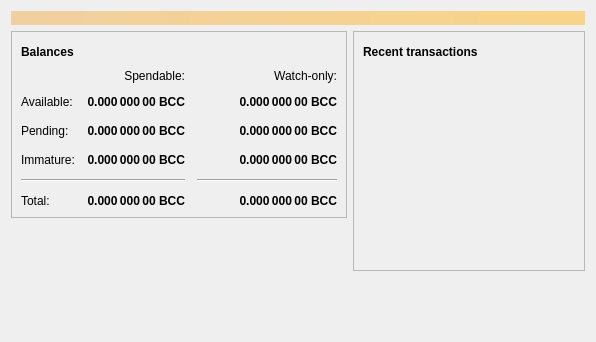
The window that src/qt/forms/overviewpage.ui (BarrelCrudeCoin/BarrelCrudeCoin) describes before a commit, drawn with Qt 5.
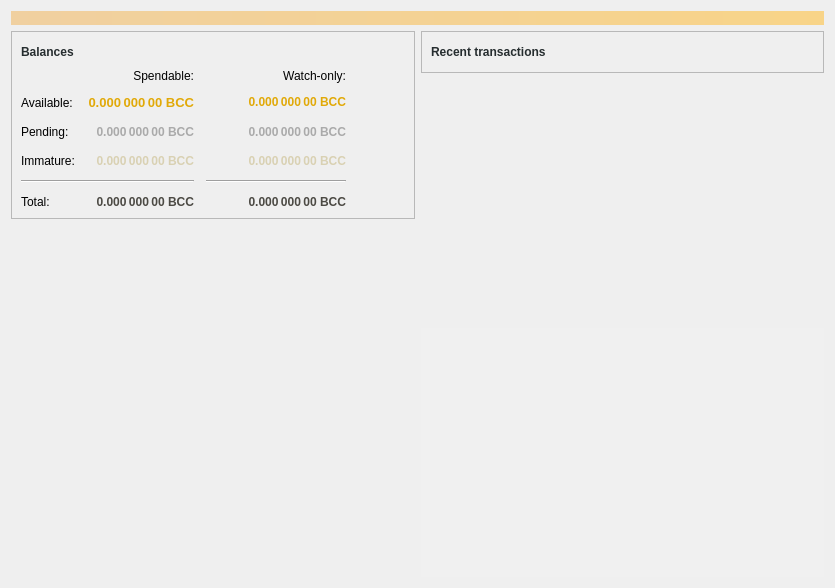
The same window after the commit. Icons and pictures are not drawn.

```diff
--- a/src/qt/forms/overviewpage.ui
+++ b/src/qt/forms/overviewpage.ui
@@ -1,18 +1,36 @@
 <?xml version="1.0" encoding="UTF-8"?>
 <ui version="4.0">
  <class>OverviewPage</class>
- <widget class="QWidget" name="OverviewPage">
+ <widget class="QLabel" name="OverviewPage">
+  <property name="enabled">
+   <bool>true</bool>
+  </property>
   <property name="geometry">
    <rect>
     <x>0</x>
     <y>0</y>
-    <width>596</width>
-    <height>342</height>
+    <width>835</width>
+    <height>588</height>
    </rect>
   </property>
   <property name="windowTitle">
    <string>Form</string>
   </property>
+  <property name="autoFillBackground">
+   <bool>false</bool>
+  </property>
+  <property name="styleSheet">
+   <string notr="true"/>
+  </property>
+  <property name="pixmap">
+   <pixmap resource="../bitcoin.qrc">:/icons/overview_background</pixmap>
+  </property>
+  <property name="scaledContents">
+   <bool>true</bool>
+  </property>
+  <property name="wordWrap">
+   <bool>true</bool>
+  </property>
   <layout class="QVBoxLayout" name="topLayout">
    <item>
     <widget class="QLabel" name="labelAlerts">
@@ -56,6 +74,9 @@
                 <bold>true</bold>
                </font>
               </property>
+              <property name="styleSheet">
+               <string notr="true">color:rgb(38, 45, 47);</string>
+              </property>
               <property name="text">
                <string>Balances</string>
               </property>
@@ -128,6 +149,9 @@
               <property name="toolTip">
                <string>Unconfirmed transactions to watch-only addresses</string>
               </property>
+              <property name="styleSheet">
+               <string notr="true">color: rgb(170, 170, 170);</string>
+              </property>
               <property name="text">
                <string notr="true">0.000 000 00 BCC</string>
               </property>
@@ -153,6 +177,9 @@
               <property name="toolTip">
                <string>Total of transactions that have yet to be confirmed, and do not yet count toward the spendable balance</string>
               </property>
+              <property name="styleSheet">
+               <string notr="true">color: rgb(170, 170, 170);</string>
+              </property>
               <property name="text">
                <string notr="true">0.000 000 00 BCC</string>
               </property>
@@ -178,6 +205,9 @@
               <property name="toolTip">
                <string>Mined balance in watch-only addresses that has not yet matured</string>
               </property>
+              <property name="styleSheet">
+               <string notr="true">color: rgb(217, 209, 179);</string>
+              </property>
               <property name="text">
                <string notr="true">0.000 000 00 BCC</string>
               </property>
@@ -236,6 +266,9 @@
               <property name="toolTip">
                <string>Mined balance that has not yet matured</string>
               </property>
+              <property name="styleSheet">
+               <string notr="true">color: rgb(217, 209, 179);</string>
+              </property>
               <property name="text">
                <string notr="true">0.000 000 00 BCC</string>
               </property>
@@ -281,6 +314,9 @@
               <property name="toolTip">
                <string>Your current total balance</string>
               </property>
+              <property name="styleSheet">
+               <string notr="true">color: rgb(76, 74, 68);</string>
+              </property>
               <property name="text">
                <string notr="true">0.000 000 00 BCC</string>
               </property>
@@ -306,6 +342,9 @@
               <property name="toolTip">
                <string>Current total balance in watch-only addresses</string>
               </property>
+              <property name="styleSheet">
+               <string notr="true">color: rgb(76, 74, 68);</string>
+              </property>
               <property name="text">
                <string notr="true">0.000 000 00 BCC</string>
               </property>
@@ -338,6 +377,7 @@
              <widget class="QLabel" name="labelBalance">
               <property name="font">
                <font>
+                <pointsize>10</pointsize>
                 <weight>75</weight>
                 <bold>true</bold>
                </font>
@@ -348,6 +388,9 @@
               <property name="toolTip">
                <string>Your current spendable balance</string>
               </property>
+              <property name="styleSheet">
+               <string notr="true">color: rgb(225, 169, 8);</string>
+              </property>
               <property name="text">
                <string notr="true">0.000 000 00 BCC</string>
               </property>
@@ -373,6 +416,9 @@
               <property name="toolTip">
                <string>Your current balance in watch-only addresses</string>
               </property>
+              <property name="styleSheet">
+               <string notr="true">color: rgb(225, 169, 8);</string>
+              </property>
               <property name="text">
                <string notr="true">0.000 000 00 BCC</string>
               </property>
@@ -442,6 +488,9 @@
                 <bold>true</bold>
                </font>
               </property>
+              <property name="styleSheet">
+               <string notr="true">color:rgb(38, 45, 47);</string>
+              </property>
               <property name="text">
                <string>Recent transactions</string>
               </property>
@@ -495,25 +544,6 @@
             </item>
            </layout>
           </item>
-          <item>
-           <widget class="QListView" name="listTransactions">
-            <property name="styleSheet">
-             <string notr="true">QListView { background: transparent; }</string>
-            </property>
-            <property name="frameShape">
-             <enum>QFrame::NoFrame</enum>
-            </property>
-            <property name="verticalScrollBarPolicy">
-             <enum>Qt::ScrollBarAlwaysOff</enum>
-            </property>
-            <property name="horizontalScrollBarPolicy">
-             <enum>Qt::ScrollBarAlwaysOff</enum>
-            </property>
-            <property name="selectionMode">
-             <enum>QAbstractItemView::NoSelection</enum>
-            </property>
-           </widget>
-          </item>
          </layout>
         </widget>
        </item>
@@ -530,6 +560,27 @@
          </property>
         </spacer>
        </item>
+       <item>
+        <widget class="QListView" name="listTransactions">
+         <property name="styleSheet">
+          <string notr="true">QListView {background-color: rgba(255, 255, 255,20); }
+
+</string>
+         </property>
+         <property name="frameShape">
+          <enum>QFrame::NoFrame</enum>
+         </property>
+         <property name="verticalScrollBarPolicy">
+          <enum>Qt::ScrollBarAlwaysOff</enum>
+         </property>
+         <property name="horizontalScrollBarPolicy">
+          <enum>Qt::ScrollBarAlwaysOff</enum>
+         </property>
+         <property name="selectionMode">
+          <enum>QAbstractItemView::NoSelection</enum>
+         </property>
+        </widget>
+       </item>
       </layout>
      </item>
     </layout>
```
Left out of the diff: 14 changed lines with no effect on the pictures.
